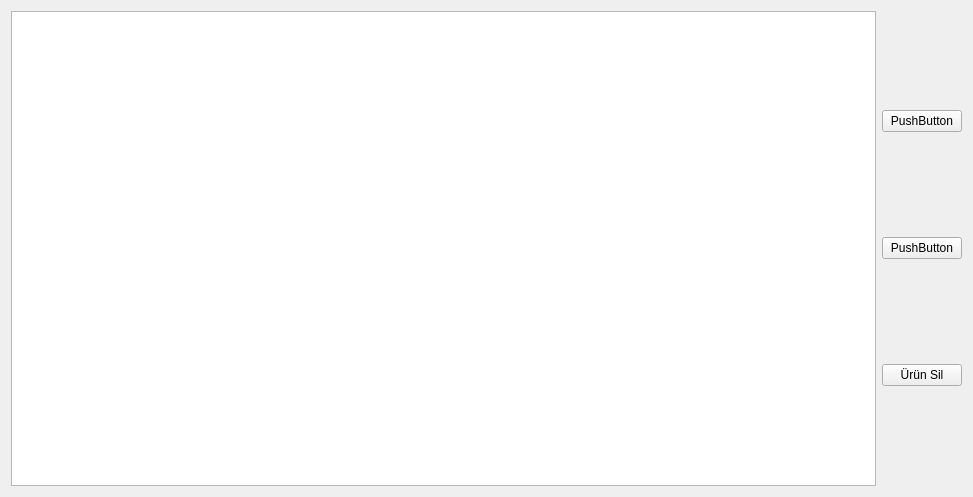
Old version of the form ui/List.ui in the repository GOKaraketir/Envanter.
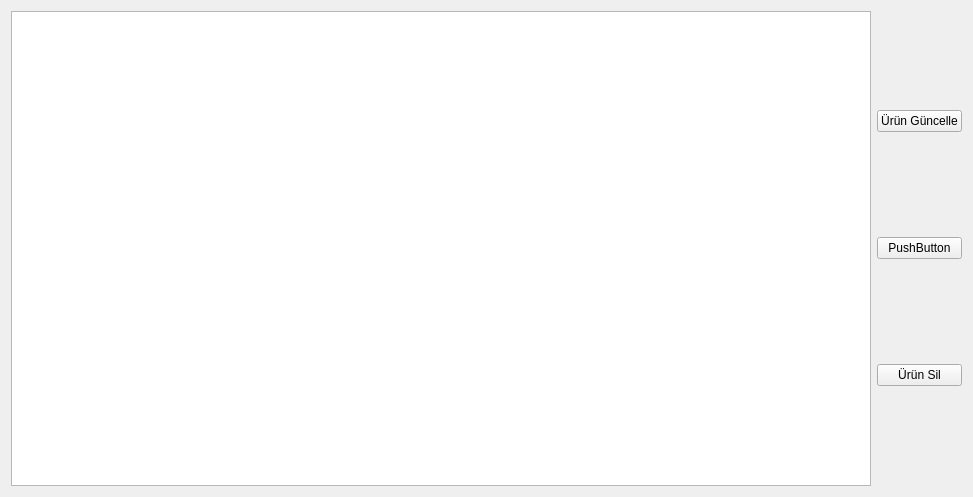
New version of the form.

The edit to the form file:
```diff
--- a/ui/List.ui
+++ b/ui/List.ui
@@ -32,7 +32,7 @@
      <item>
       <widget class="QPushButton" name="pushButton">
        <property name="text">
-        <string>PushButton</string>
+        <string>Ürün Güncelle</string>
        </property>
       </widget>
      </item>
```
Left out of the diff: 2 changed lines with no effect on the pictures.
